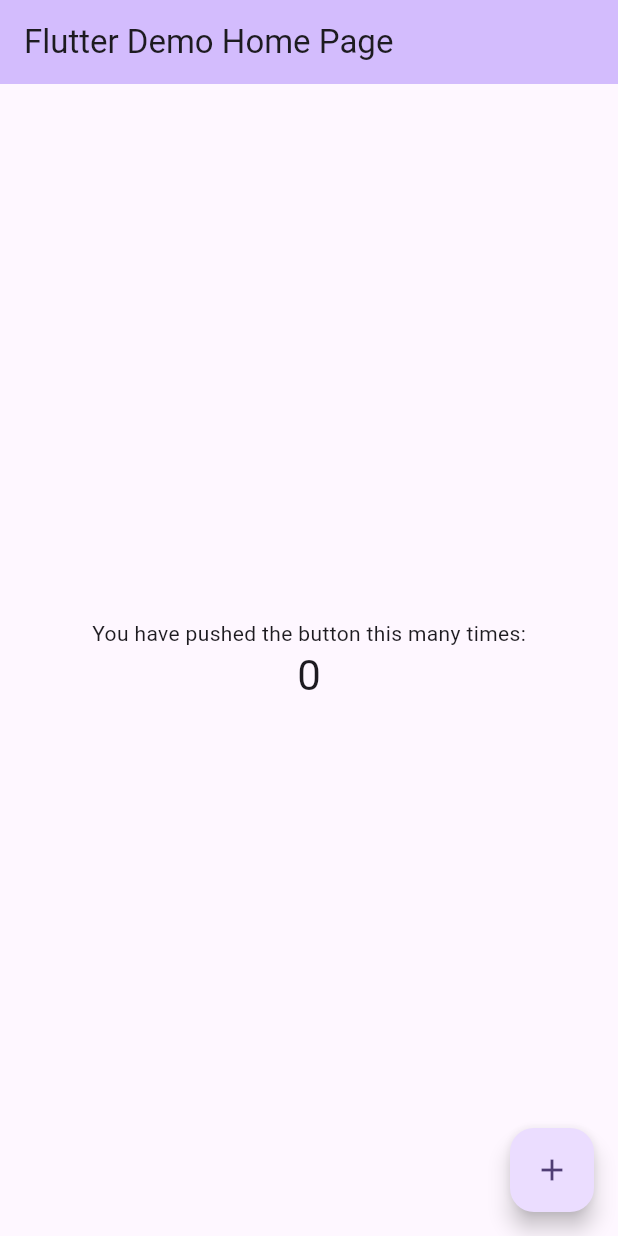
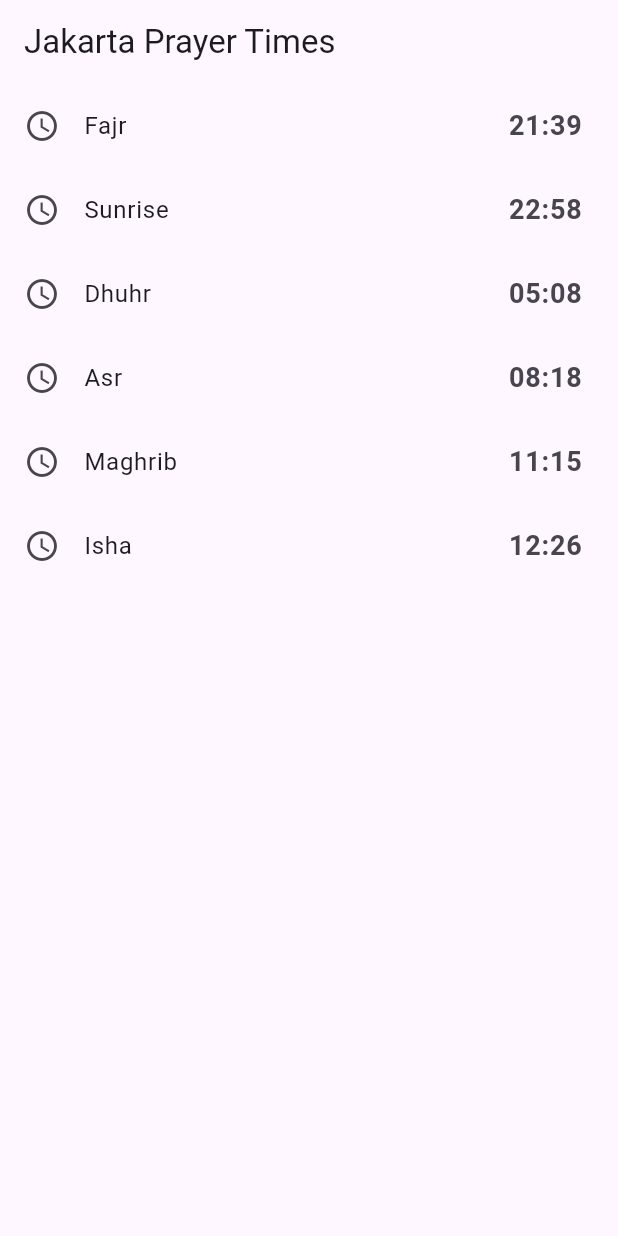
Before and after one commit to Hidayathamir/prayer-times-flutter, a Flutter app: the screen it shows after launch, on a phone screen of 412 x 824 dp. Run offline on Flutter 3.47's test engine with Material 3 defaults, Android fonts, the phone set to English and light mode, and no system bars; our stand-ins replace adhan.

Commit message:
feat: adhan ui

```diff
--- a/lib/main.dart
+++ b/lib/main.dart
@@ -1,121 +1,74 @@
 import 'package:flutter/material.dart';
+import 'package:adhan/adhan.dart';
+import 'package:intl/intl.dart';
 
 void main() {
-  runApp(const MyApp());
+  runApp(const MaterialApp(home: PrayerTimesScreen()));
 }
 
-class MyApp extends StatelessWidget {
-  const MyApp({super.key});
+// We use StatefulWidget because the times change every day
+class PrayerTimesScreen extends StatefulWidget {
+  const PrayerTimesScreen({super.key});
 
-  // This widget is the root of your application.
   @override
-  Widget build(BuildContext context) {
-    return MaterialApp(
-      title: 'Flutter Demo',
-      theme: ThemeData(
-        // This is the theme of your application.
-        //
-        // TRY THIS: Try running your application with "flutter run". You'll see
-        // the application has a purple toolbar. Then, without quitting the app,
-        // try changing the seedColor in the colorScheme below to Colors.green
-        // and then invoke "hot reload" (save your changes or press the "hot
-        // reload" button in a Flutter-supported IDE, or press "r" if you used
-        // the command line to start the app).
-        //
-        // Notice that the counter didn't reset back to zero; the application
-        // state is not lost during the reload. To reset the state, use hot
-        // restart instead.
-        //
-        // This works for code too, not just values: Most code changes can be
-        // tested with just a hot reload.
-        colorScheme: .fromSeed(seedColor: Colors.deepPurple),
-      ),
-      home: const MyHomePage(title: 'Flutter Demo Home Page'),
-    );
-  }
+  State<PrayerTimesScreen> createState() => _PrayerTimesScreenState();
 }
 
-class MyHomePage extends StatefulWidget {
-  const MyHomePage({super.key, required this.title});
+class _PrayerTimesScreenState extends State<PrayerTimesScreen> {
+  // 1. Define variables to hold the data
+  late PrayerTimes prayerTimes;
 
-  // This widget is the home page of your application. It is stateful, meaning
-  // that it has a State object (defined below) that contains fields that affect
-  // how it looks.
+  // 2. This function runs ONCE when the app starts
+  @override
+  void initState() {
+    super.initState();
+    _calculatePrayers();
+  }
 
-  // This class is the configuration for the state. It holds the values (in this
-  // case the title) provided by the parent (in this case the App widget) and
-  // used by the build method of the State. Fields in a Widget subclass are
-  // always marked "final".
+  void _calculatePrayers() {
+    // HARDCODED LOCATION: Jakarta (We will make this dynamic later)
+    final myCoordinates = Coordinates(-6.2088, 106.8456);
 
-  final String title;
+    // Calculation parameters (standard for Indonesia/Singapore)
+    final params = CalculationMethod.singapore.getParameters();
+    params.madhab = Madhab.shafi;
 
-  @override
-  State<MyHomePage> createState() => _MyHomePageState();
-}
+    // Calculate for TODAY
+    final today = DateComponents.from(DateTime.now());
 
-class _MyHomePageState extends State<MyHomePage> {
-  int _counter = 0;
-
-  void _incrementCounter() {
     setState(() {
-      // This call to setState tells the Flutter framework that something has
-      // changed in this State, which causes it to rerun the build method below
-      // so that the display can reflect the updated values. If we changed
-      // _counter without calling setState(), then the build method would not be
-      // called again, and so nothing would appear to happen.
-      _counter++;
+      prayerTimes = PrayerTimes(myCoordinates, today, params);
     });
   }
 
   @override
   Widget build(BuildContext context) {
-    // This method is rerun every time setState is called, for instance as done
-    // by the _incrementCounter method above.
-    //
-    // The Flutter framework has been optimized to make rerunning build methods
-    // fast, so that you can just rebuild anything that needs updating rather
-    // than having to individually change instances of widgets.
+    // Helper to format time (e.g., 18:05)
+    String format(DateTime dt) => DateFormat.Hm().format(dt);
+
     return Scaffold(
-      appBar: AppBar(
-        // TRY THIS: Try changing the color here to a specific color (to
-        // Colors.amber, perhaps?) and trigger a hot reload to see the AppBar
-        // change color while the other colors stay the same.
-        backgroundColor: Theme.of(context).colorScheme.inversePrimary,
-        // Here we take the value from the MyHomePage object that was created by
-        // the App.build method, and use it to set our appbar title.
-        title: Text(widget.title),
+      appBar: AppBar(title: const Text('Jakarta Prayer Times')),
+      body: ListView(
+        children: [
+          _buildRow('Fajr', format(prayerTimes.fajr)),
+          _buildRow('Sunrise', format(prayerTimes.sunrise)),
+          _buildRow('Dhuhr', format(prayerTimes.dhuhr)),
+          _buildRow('Asr', format(prayerTimes.asr)),
+          _buildRow('Maghrib', format(prayerTimes.maghrib)),
+          _buildRow('Isha', format(prayerTimes.isha)),
+        ],
       ),
-      body: Center(
-        // Center is a layout widget. It takes a single child and positions it
-        // in the middle of the parent.
-        child: Column(
-          // Column is also a layout widget. It takes a list of children and
-          // arranges them vertically. By default, it sizes itself to fit its
-          // children horizontally, and tries to be as tall as its parent.
-          //
-          // Column has various properties to control how it sizes itself and
-          // how it positions its children. Here we use mainAxisAlignment to
-          // center the children vertically; the main axis here is the vertical
-          // axis because Columns are vertical (the cross axis would be
-          // horizontal).
-          //
-          // TRY THIS: Invoke "debug painting" (choose the "Toggle Debug Paint"
-          // action in the IDE, or press "p" in the console), to see the
-          // wireframe for each widget.
-          mainAxisAlignment: .center,
-          children: [
-            const Text('You have pushed the button this many times:'),
-            Text(
-              '$_counter',
-              style: Theme.of(context).textTheme.headlineMedium,
-            ),
-          ],
-        ),
-      ),
-      floatingActionButton: FloatingActionButton(
-        onPressed: _incrementCounter,
-        tooltip: 'Increment',
-        child: const Icon(Icons.add),
+    );
+  }
+
+  // A helper widget to avoid repeating code
+  Widget _buildRow(String name, String time) {
+    return ListTile(
+      leading: const Icon(Icons.access_time),
+      title: Text(name),
+      trailing: Text(
+        time,
+        style: const TextStyle(fontSize: 18, fontWeight: FontWeight.bold),
       ),
     );
   }
--- a/pubspec.yaml
+++ b/pubspec.yaml
@@ -30,6 +30,8 @@ environment:
 dependencies:
   flutter:
     sdk: flutter
+  adhan: ^2.0.0+1
+  intl: ^0.20.2
 
   # The following adds the Cupertino Icons font to your application.
   # Use with the CupertinoIcons class for iOS style icons.
```
Also changed, not shown: pubspec.lock, 1 other file.
